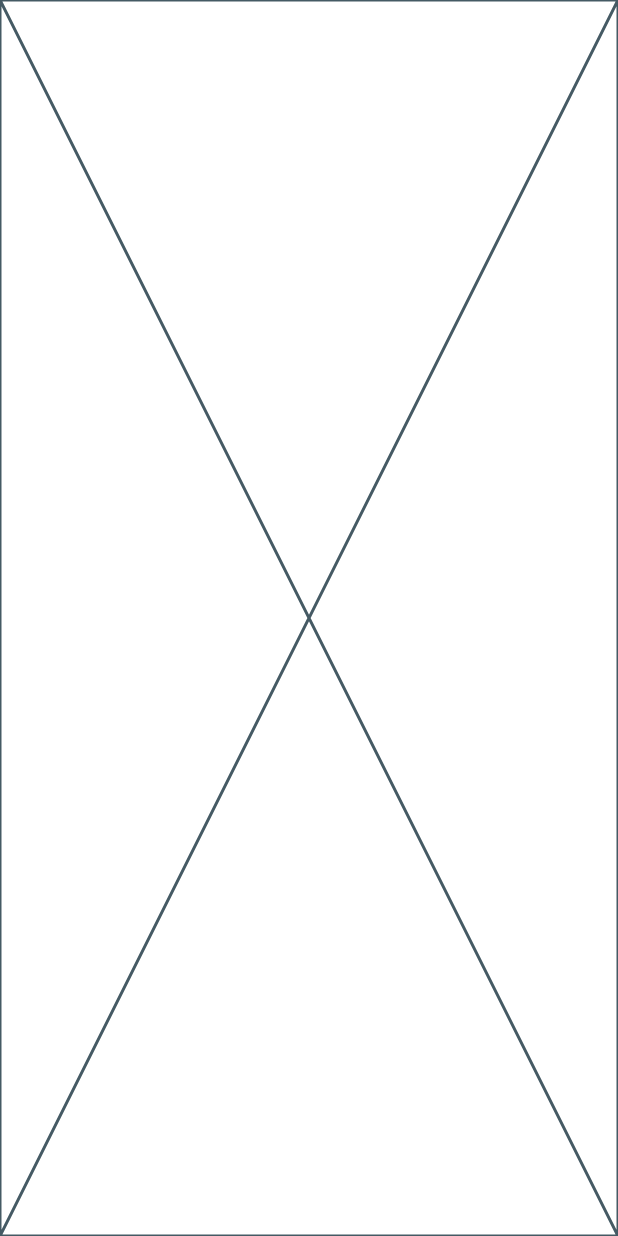
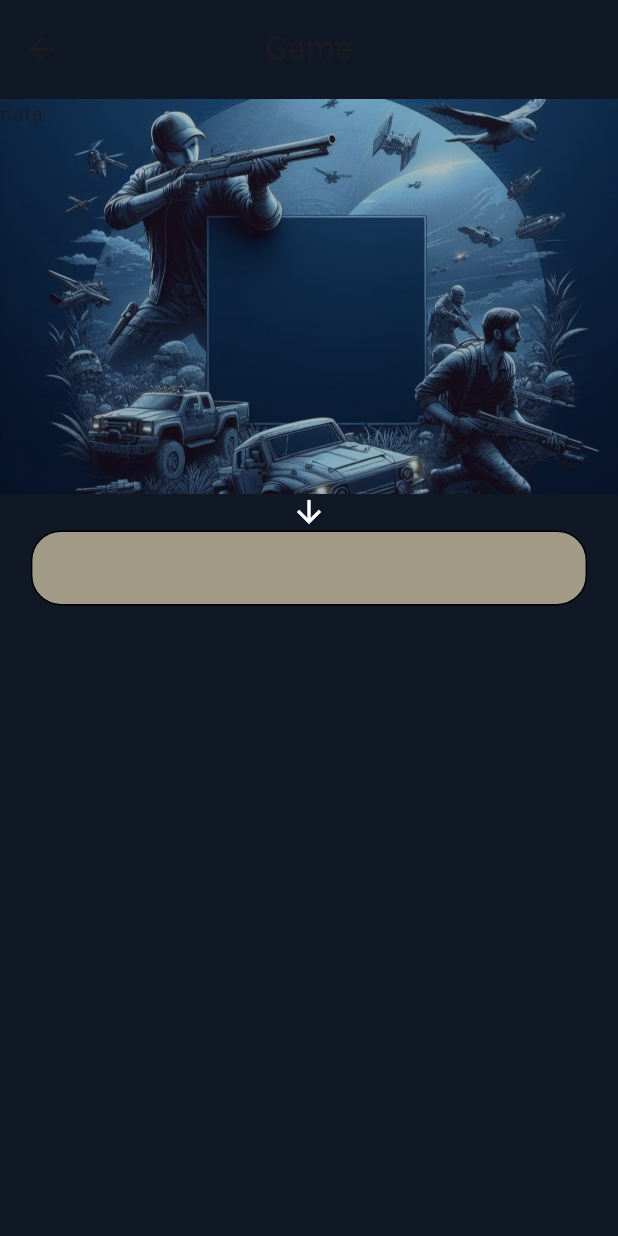
Before and after one commit to SurangaSW1997/topup, a Flutter app: the screen it shows after launch, after a tap on "LOG IN", after a tap on "Log In", after a tap on "Game", on a phone screen of 412 x 824 dp. Run offline on Flutter 3.47's test engine with Material 3 defaults, Android fonts, the phone set to English and light mode, and no system bars; our stand-ins replace floating_bottom_navigation_bar.

Commit message:
gamepage design

```diff
--- a/lib/gamepage.dart
+++ b/lib/gamepage.dart
@@ -5,6 +5,66 @@ class GamePage extends StatelessWidget {
 
   @override
   Widget build(BuildContext context) {
-    return const Placeholder();
+    final width = MediaQuery.of(context).size.width;
+    final height = MediaQuery.of(context).size.height;
+    return Scaffold(
+      backgroundColor: const Color.fromRGBO(16, 23, 37, 1),
+      appBar: AppBar(
+        backgroundColor: const Color.fromRGBO(16, 23, 37, 1),
+        toolbarHeight: height * .08,
+        title: const Text("Game"),
+        centerTitle: true,
+      ),
+      body: Container(
+        width: width,
+        child: Column(
+          crossAxisAlignment: CrossAxisAlignment.center,
+          children: [
+            Stack(
+              children: [
+                Container(
+                  width: width,
+                  height: height * .32,
+                  child: Opacity(
+                    opacity: .7,
+                    child: Image.asset(
+                      "assets/022.jpeg",
+                      fit: BoxFit.cover,
+                    ),
+                  ),
+                ),
+                Positioned(
+                    top: 0,
+                    child: Container(
+                      child: Text("data"),
+                    ))
+              ],
+            ),
+            Container(
+              width: width * .9,
+              child: Icon(
+                Icons.arrow_downward,
+                color: Colors.white,
+              ),
+            ),
+            Container(
+              decoration: BoxDecoration(
+                  color: const Color.fromARGB(255, 161, 155, 136),
+                  border: Border.all(),
+                  borderRadius: BorderRadius.circular(20)),
+              width: width * .9,
+              child: TextField(
+                  decoration: InputDecoration(border: InputBorder.none)),
+            ),
+            Container(),
+            Container(),
+            Container(),
+            Container(),
+            Container(),
+            Container(),
+          ],
+        ),
+      ),
+    );
   }
 }
--- a/lib/profilepage.dart
+++ b/lib/profilepage.dart
@@ -5,6 +5,16 @@ class ProfilePage extends StatelessWidget {
 
   @override
   Widget build(BuildContext context) {
-    return const Placeholder();
+    final width = MediaQuery.of(context).size.width;
+    final height = MediaQuery.of(context).size.height;
+    return Scaffold(
+      backgroundColor: const Color.fromRGBO(16, 23, 37, 1),
+      appBar: AppBar(
+        backgroundColor: const Color.fromRGBO(16, 23, 37, 1),
+        toolbarHeight: height * .08,
+        title: const Text("Profile"),
+        centerTitle: true,
+      ),
+    );
   }
 }
```
